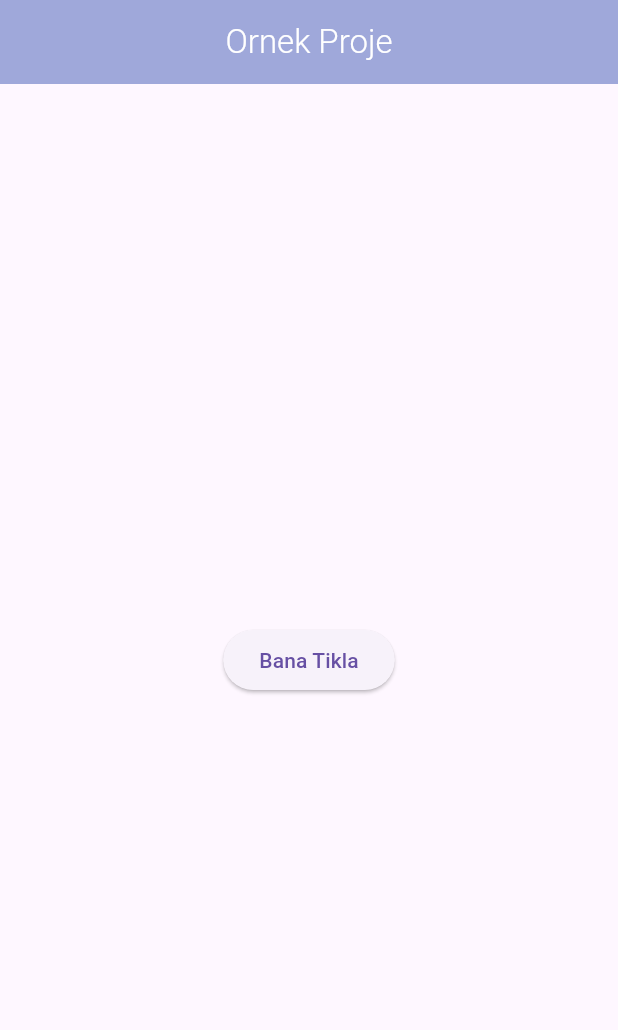
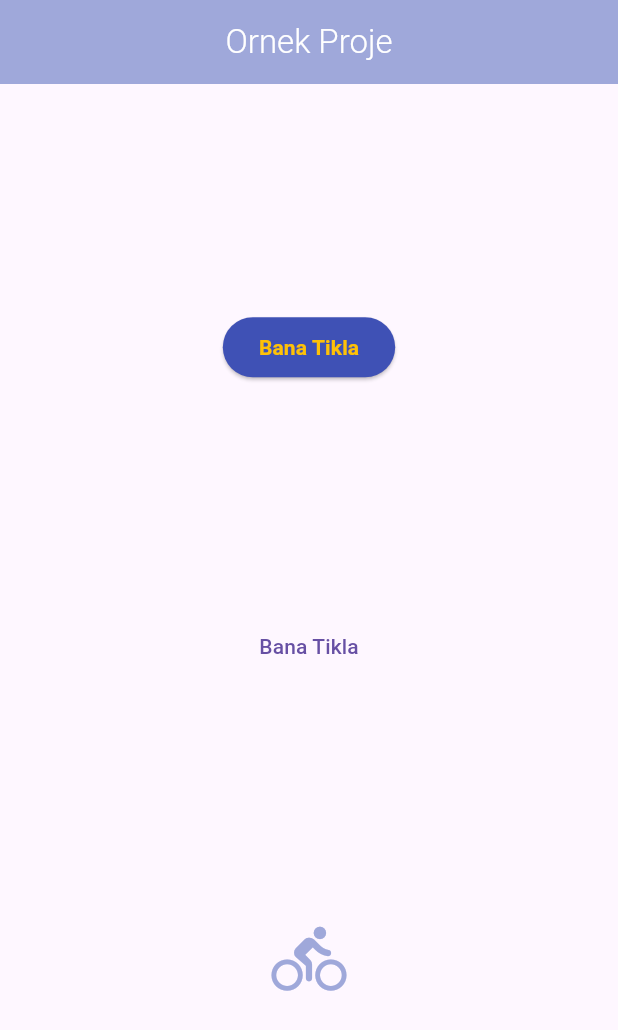
Before and after one commit to harunzsln/FlutterNotes, a Flutter app: the screen it shows after launch, on a phone screen of 412 x 824 dp. Shown: the top 1030 px of the screen. Run offline on Flutter 3.47's test engine with Material 3 defaults, Android fonts, the phone set to English and light mode, and no system bars; Roboto replaces fonts that are missing (Fira Code).

Commit message:
text styles, icons and buttons

```diff
--- a/projeler/ornek_proje/lib/main.dart
+++ b/projeler/ornek_proje/lib/main.dart
@@ -36,9 +36,7 @@ class myApp extends StatelessWidget {
         ),*/
         body: Center(
           child: Column(
-            mainAxisAlignment: MainAxisAlignment.center, // Tam ortada hizalama
-            crossAxisAlignment:
-                CrossAxisAlignment.center, // Yatayda sola hizalama
+            mainAxisAlignment: MainAxisAlignment.spaceEvenly,
             children: [
               /* Text('Merhaba, Flutter!'),
               SizedBox(height: 50), // Yatayda boşluk bırakma
@@ -53,7 +51,24 @@ class myApp extends StatelessWidget {
                 onPressed: () {
                   print("Butona tıklandı");
                 },
-                child: Text("Bana Tikla"),
+                style: ElevatedButton.styleFrom(backgroundColor: Colors.indigo),
+                child: Text(
+                  "Bana Tikla",
+                  style: TextStyle(
+                    fontWeight: FontWeight.bold,
+                    color: Colors.amber,
+                  ),
+                ),
+              ),
+              TextButton(onPressed: () {}, child: Text("Bana Tikla")),
+
+              IconButton(
+                onPressed: () {},
+                icon: Icon(
+                  Icons.directions_bike_rounded,
+                  color: Colors.indigo.shade200,
+                  size: 50,
+                ),
               ),
             ],
           ),
```
